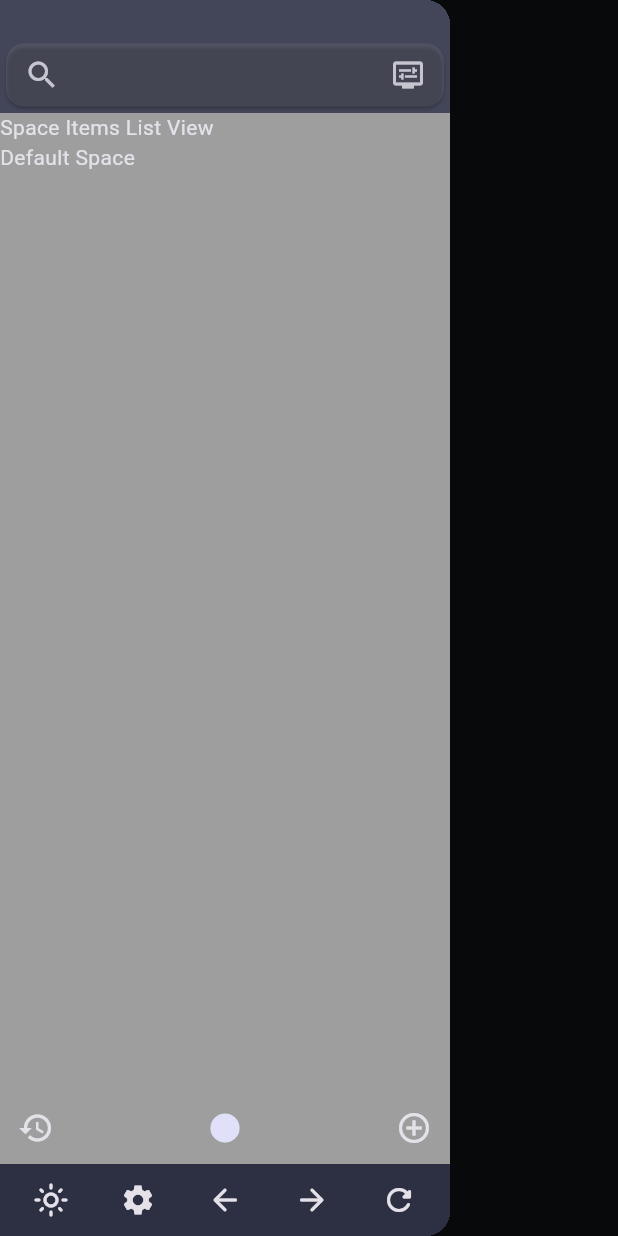
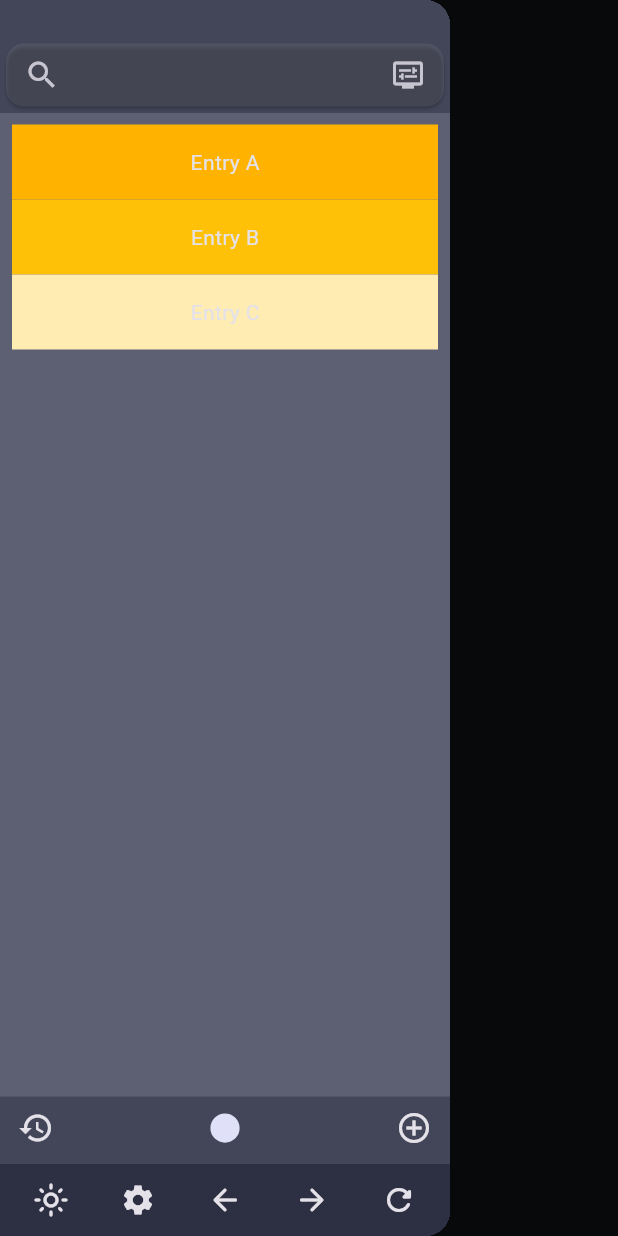
Before and after one commit to pwh9882/orbit, a Flutter app: the screen it shows after launch, with the side drawer open, on a phone screen of 412 x 824 dp. Run offline on Flutter 3.47's test engine with Material 3 defaults, Android fonts, the phone set to English and light mode, and no system bars; drawn by our look-alikes of smooth_page_indicator; our stand-ins replace get, get_storage, sqflite; accounts and stored records are empty.

Commit message:
demo listview items

```diff
--- a/lib/models/broswer.dart
+++ b/lib/models/broswer.dart
@@ -1,4 +1,3 @@
-import 'package:flutter/material.dart';
 import 'package:get/get.dart';
 import 'package:orbit/models/space.dart';
 import 'package:orbit/services/db/space_item_tree_node_dao.dart';
--- a/lib/views/sidebar_view/menus/space_items_list_view.dart
+++ b/lib/views/sidebar_view/menus/space_items_list_view.dart
@@ -11,8 +11,42 @@ class SpaceItemsListView extends StatelessWidget {
   @override
   Widget build(BuildContext context) {
     return Container(
-      color: Colors.grey,
-      child: Text('Space Items List View \n${space.name}'),
+      margin: const EdgeInsets.only(bottom: 45.0),
+      color: Theme.of(context).colorScheme.secondary.withOpacity(0.2),
+      child: ListView(
+        padding: const EdgeInsets.all(8),
+        children: <Widget>[
+          Container(
+            height: 50,
+            color: Colors.amber[600],
+            child: const Center(child: Text('Entry A')),
+          ),
+          Container(
+            height: 50,
+            color: Colors.amber[500],
+            child: const Center(child: Text('Entry B')),
+          ),
+          Container(
+            height: 50,
+            color: Colors.amber[100],
+            child: const Center(child: Text('Entry C')),
+          ),
+        ],
+      ),
+      // ListView.builder(
+      //   itemCount: space.items.length,
+      //   itemBuilder: (context, index) {
+      //     final item = space.items[index];
+      //     return ListTile(
+      //       title: Text(item.title),
+      //       subtitle: Text(item.description),
+      //       leading: Icon(item.icon),
+      //       onTap: () {
+      //         // Handle item tap
+      //       },
+      //     );
+      //   },
+      // )
     );
   }
 }
--- a/lib/views/sidebar_view/sidebar_view.dart
+++ b/lib/views/sidebar_view/sidebar_view.dart
@@ -1,7 +1,6 @@
 import 'package:flutter/material.dart';
 import 'package:orbit/views/sidebar_view/menus/menu_search_bar.dart';
 import 'package:orbit/views/sidebar_view/menus/menu_shortcut_bar.dart';
-import 'package:orbit/views/sidebar_view/menus/menu_space_page_indicator.dart';
 import 'package:orbit/views/sidebar_view/menus/menu_space_page_view.dart';
 
 class SidebarView extends StatelessWidget {
```
